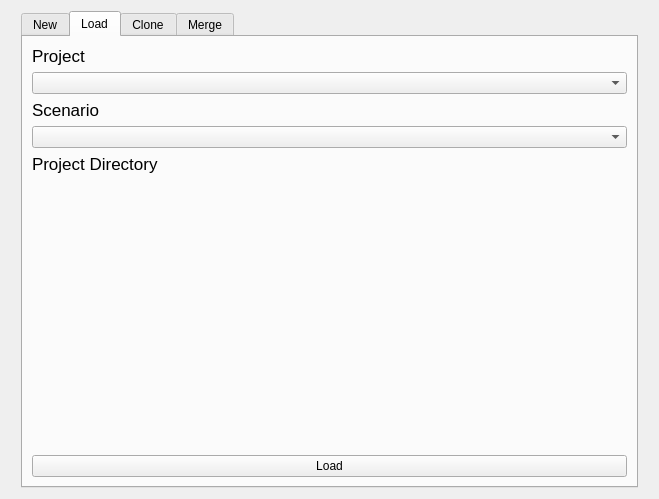
The window that ui/watering_load_dialog.ui (Ingeniousware/QGISWaterIng) describes before a commit, drawn with Qt 5.
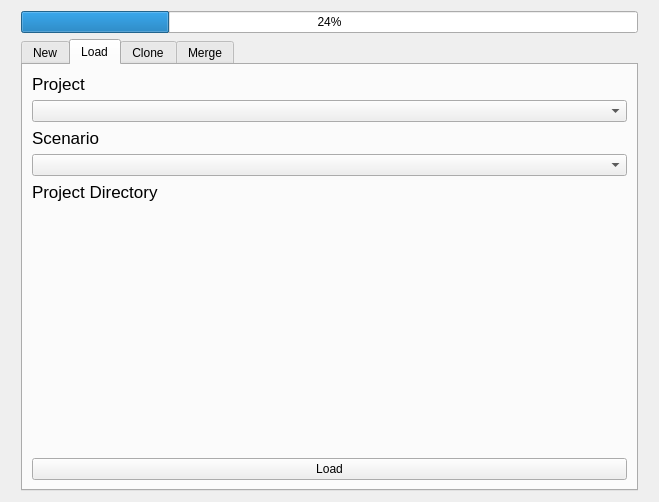
The same window after the commit. Custom widgets are drawn as their Qt base class.

Commit message: in progress - progress bar implementation in loading dialog

Patch:
```diff
--- a/ui/watering_load_dialog.ui
+++ b/ui/watering_load_dialog.ui
@@ -10,7 +10,7 @@
     <x>0</x>
     <y>0</y>
     <width>659</width>
-    <height>499</height>
+    <height>502</height>
    </rect>
   </property>
   <property name="windowTitle">
@@ -518,6 +518,13 @@
      </widget>
     </widget>
    </item>
+   <item row="0" column="1">
+    <widget class="QProgressBar" name="progressBar">
+     <property name="value">
+      <number>24</number>
+     </property>
+    </widget>
+   </item>
   </layout>
  </widget>
  <customwidgets>
```
The commit also changes 2 other files.
